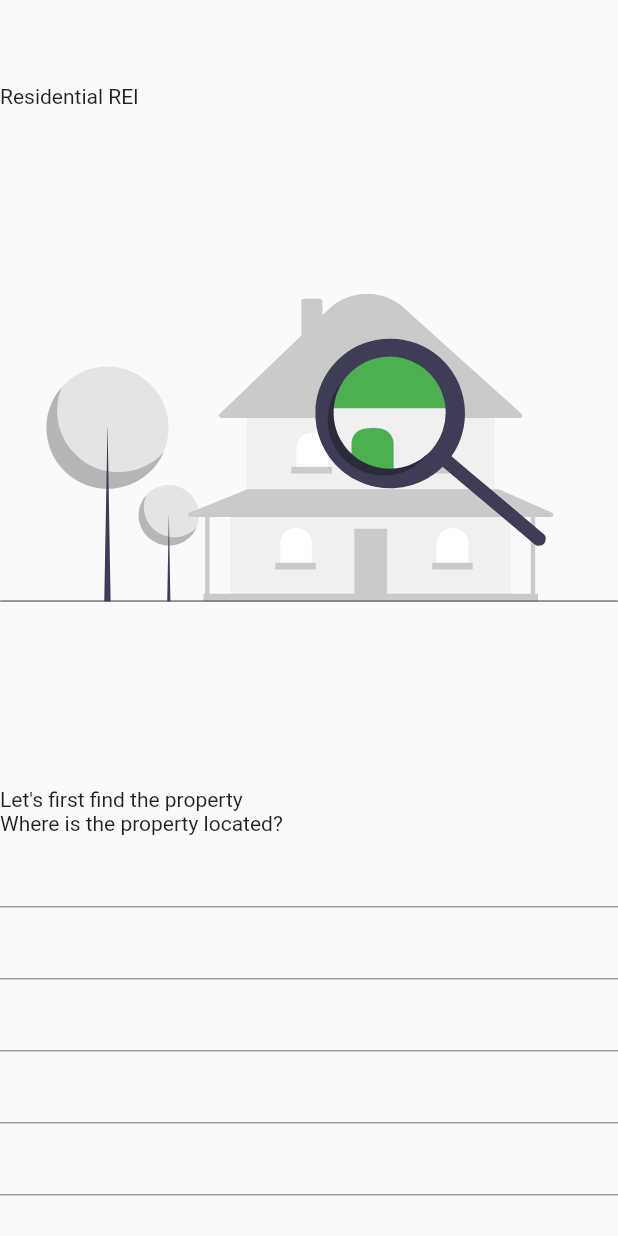
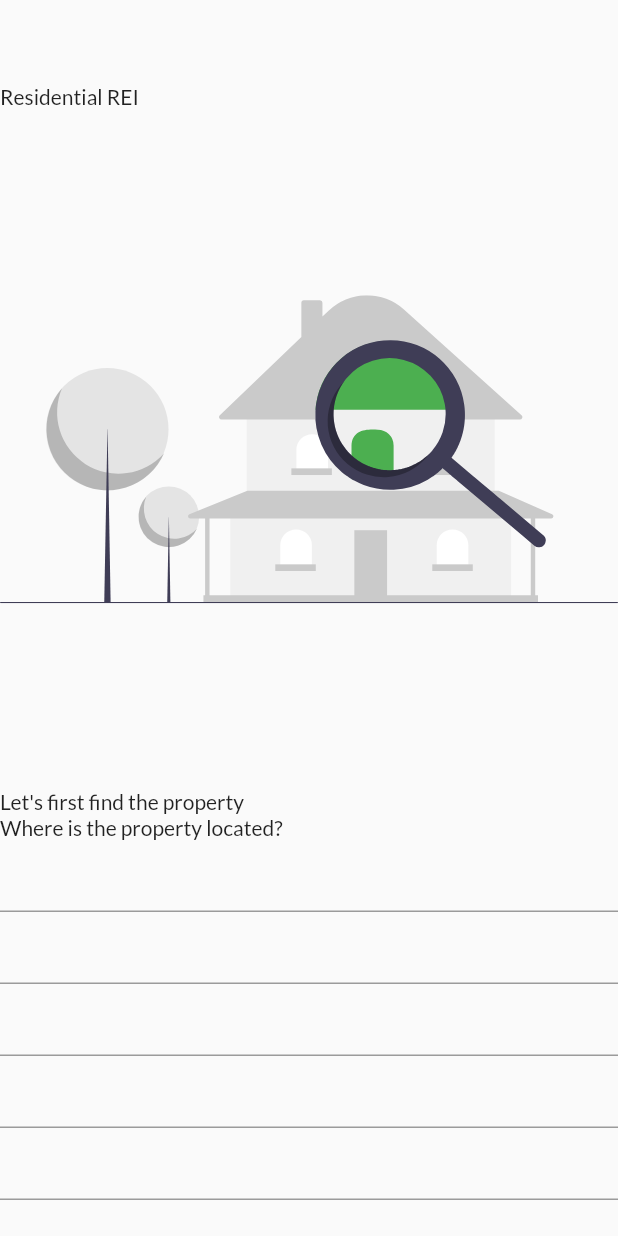
Before and after one commit to aawhitfield/calculators, a Flutter app: the screen it shows after launch, on a phone screen of 412 x 824 dp. Run offline on Flutter 3.47's test engine with Material 2 defaults, Android fonts, the phone set to English and light mode, and no system bars; our stand-ins replace flutter_svg, google_fonts.

Commit message:
sets text theme to use Lato font

```diff
--- a/lib/main.dart
+++ b/lib/main.dart
@@ -15,7 +15,7 @@ class MyApp extends StatelessWidget {
   Widget build(BuildContext context) {
     return MaterialApp(
       title: 'Flutter Demo',
-      theme: buildThemeData(),
+      theme: buildThemeData(context),
       home: const MyHomePage(title: 'Flutter Demo Home Page'),
     );
   }
--- a/lib/theme.dart
+++ b/lib/theme.dart
@@ -1,8 +1,11 @@
 import 'package:flutter/material.dart';
+import 'package:google_fonts/google_fonts.dart';
 
-ThemeData buildThemeData() {
+ThemeData buildThemeData(BuildContext context) {
   return ThemeData(
-
     primarySwatch: Colors.green,
+    textTheme: GoogleFonts.latoTextTheme(
+      Theme.of(context).textTheme,
+    )
   );
 }
--- a/pubspec.yaml
+++ b/pubspec.yaml
@@ -35,6 +35,7 @@ dependencies:
   # Use with the CupertinoIcons class for iOS style icons.
   cupertino_icons: ^1.0.4
   flutter_svg: ^0.23.0+1
+  google_fonts: ^2.1.0
 
 dev_dependencies:
   flutter_test:
```
Also changed, not shown: pubspec.lock.
